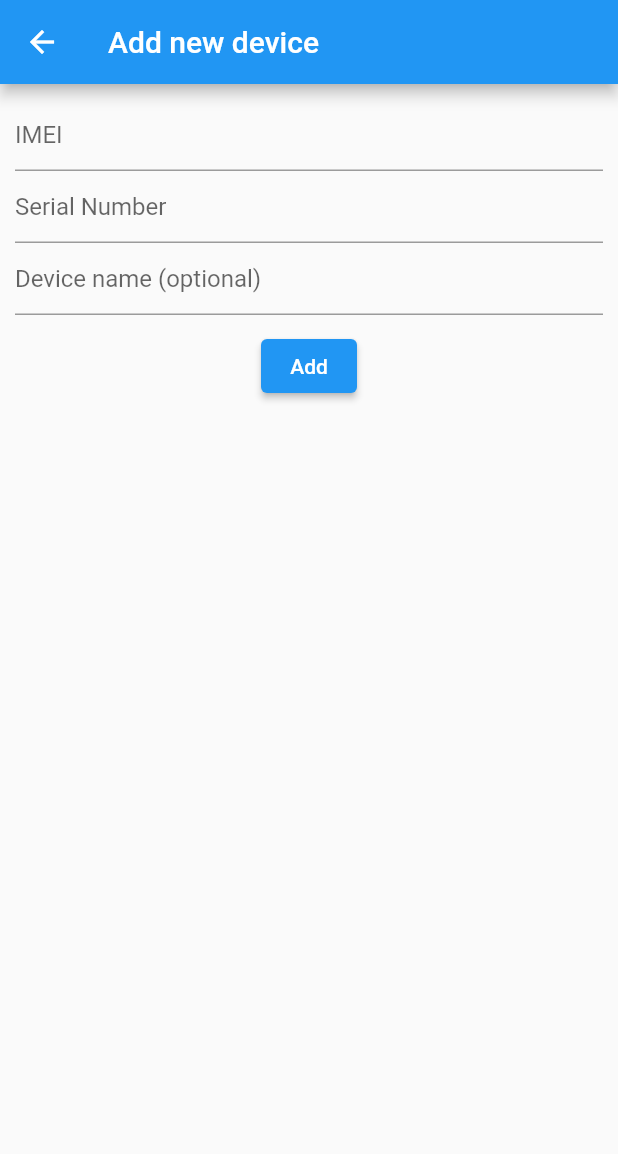
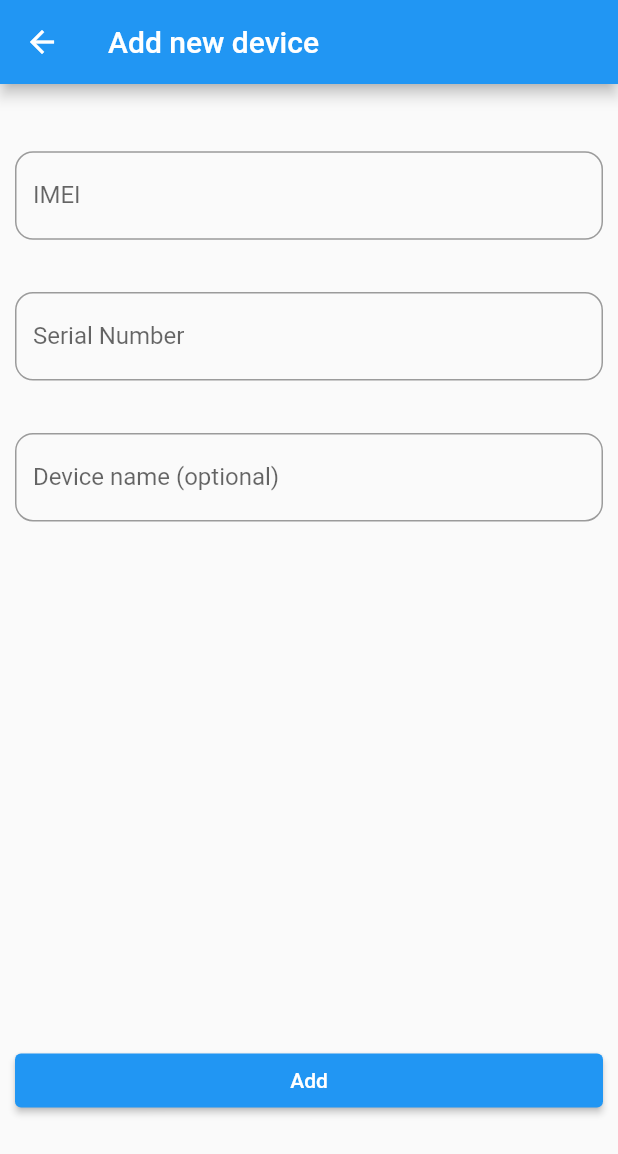
Before and after one commit to yaash45/mup-mobile-app, a Flutter app: the Dashboard screen opened directly, after a tap on the "add" icon, on a phone screen of 412 x 824 dp. Shown: the top 1154 px of the screen. Run offline on Flutter 3.47's test engine with Material 2 defaults, Android fonts, the phone set to English and light mode, and no system bars; our stand-ins replace cloud_firestore, firebase_auth, firebase_core; missing offline and left inert: customtogglebuttons; accounts and stored records are empty.

Commit message:
Improve Add New Device Page
- Make input boxes similar to rest of app
- Handle cases where required input is not specified

```diff
--- a/lib/pages/add_new_device.dart
+++ b/lib/pages/add_new_device.dart
@@ -22,12 +22,11 @@ class _AddNewDevicePageState extends State {
     nameHolder.clear();
   }
 
-  void _showToast(BuildContext context) {
+  void _showToast(BuildContext context, String message) {
     final scaffold = ScaffoldMessenger.of(context);
     scaffold.showSnackBar(
       SnackBar(
-        content: Text(
-            "Added device with IMEI = $_imei, Serial = $_serial, Name = $_name"),
+        content: Text(message),
         action: SnackBarAction(
             label: 'OK', onPressed: scaffold.hideCurrentSnackBar),
       ),
@@ -36,6 +35,16 @@ class _AddNewDevicePageState extends State {
 
   void _addDevice() {
     setState(() {
+      if (_imei == '') {
+        _showToast(context, "Please enter IMEI number for your device");
+      } else if (_serial == '') {
+        _showToast(context, "Please enter Serial number for your device");
+      } else {
+        if (_name == '') {
+          // TODO: Get device count for account and set name accordingly
+          _name = 'mangoh-1';
+        }
+
         Map<String, dynamic> deviceData = {
           "user": "test",
           "imei": _imei,
@@ -48,9 +57,11 @@ class _AddNewDevicePageState extends State {
         mupFirestore.insertObject('devices', deviceData).then((value) {
           print(value.id);
           clearTextInput();
-        _showToast(context);
+          _showToast(context,
+              "Added device with IMEI = $_imei, Serial = $_serial, Name = $_name");
           Navigator.pop(context);
         });
+      }
     });
   }
 
@@ -82,33 +93,72 @@ class _AddNewDevicePageState extends State {
           padding: EdgeInsets.all(10.0),
           child: Container(
             child: Column(
+              crossAxisAlignment: CrossAxisAlignment.stretch,
               children: [
+                Spacer(
+                  flex: 1,
+                ),
                 TextField(
-                  decoration: InputDecoration(hintText: "IMEI"),
+                  decoration: InputDecoration(
+                    labelText: "IMEI",
+                    hintText: "Please check your device for IMEI",
+                    hintStyle: TextStyle(color: Colors.grey[500]),
+                    border: OutlineInputBorder(
+                      borderSide:
+                          const BorderSide(color: Colors.blue, width: 2.0),
+                      borderRadius: BorderRadius.circular(12.0),
+                    ),
+                  ),
                   keyboardType: TextInputType.number,
                   controller: imeiHolder,
                   onChanged: _setImei,
                 ),
+                Spacer(
+                  flex: 1,
+                ),
                 TextField(
-                  decoration: InputDecoration(hintText: "Serial Number"),
+                  decoration: InputDecoration(
+                    labelText: "Serial Number",
+                    hintText: "Please check your device for Serial No.",
+                    hintStyle: TextStyle(color: Colors.grey[500]),
+                    border: OutlineInputBorder(
+                      borderSide:
+                          const BorderSide(color: Colors.blue, width: 2.0),
+                      borderRadius: BorderRadius.circular(12.0),
+                    ),
+                  ),
                   keyboardType: TextInputType.number,
                   controller: serialHolder,
                   onChanged: _setSerial,
                 ),
+                Spacer(
+                  flex: 1,
+                ),
                 TextField(
                   decoration: InputDecoration(
-                    hintText: "Device name (optional)",
+                    labelText: "Device name (optional)",
+                    hintText: "This is your device nickname",
+                    hintStyle: TextStyle(color: Colors.grey[500]),
+                    border: OutlineInputBorder(
+                      borderSide:
+                          const BorderSide(color: Colors.blue, width: 2.0),
+                      borderRadius: BorderRadius.circular(12.0),
+                    ),
                   ),
                   keyboardType: TextInputType.name,
                   controller: nameHolder,
                   onChanged: _setName,
                 ),
-                Padding(
-                    padding: EdgeInsets.all(10.0),
-                    child: ElevatedButton(
+                Spacer(
+                  flex: 10,
+                ),
+                ElevatedButton(
                   onPressed: _addDevice,
                   child: Text("Add"),
-                    ))
+                ),
+                Spacer(
+                  flex: 2,
+                ),
               ],
             ),
           )),
```
Lines whose indentation alone changed are shown as unchanged.
